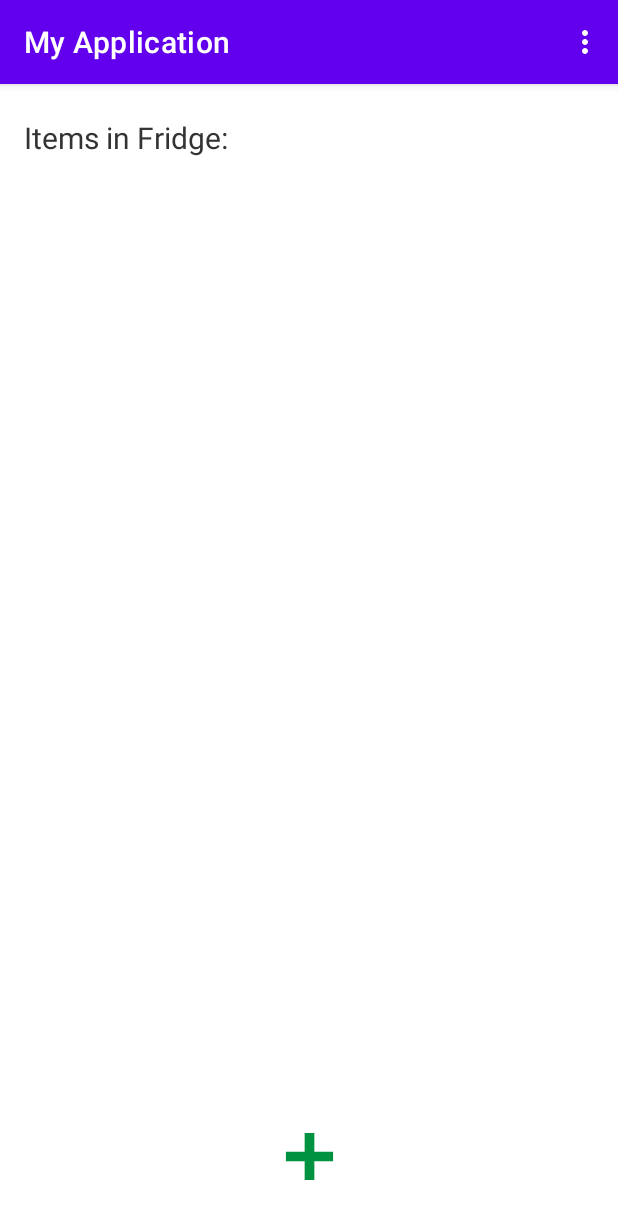
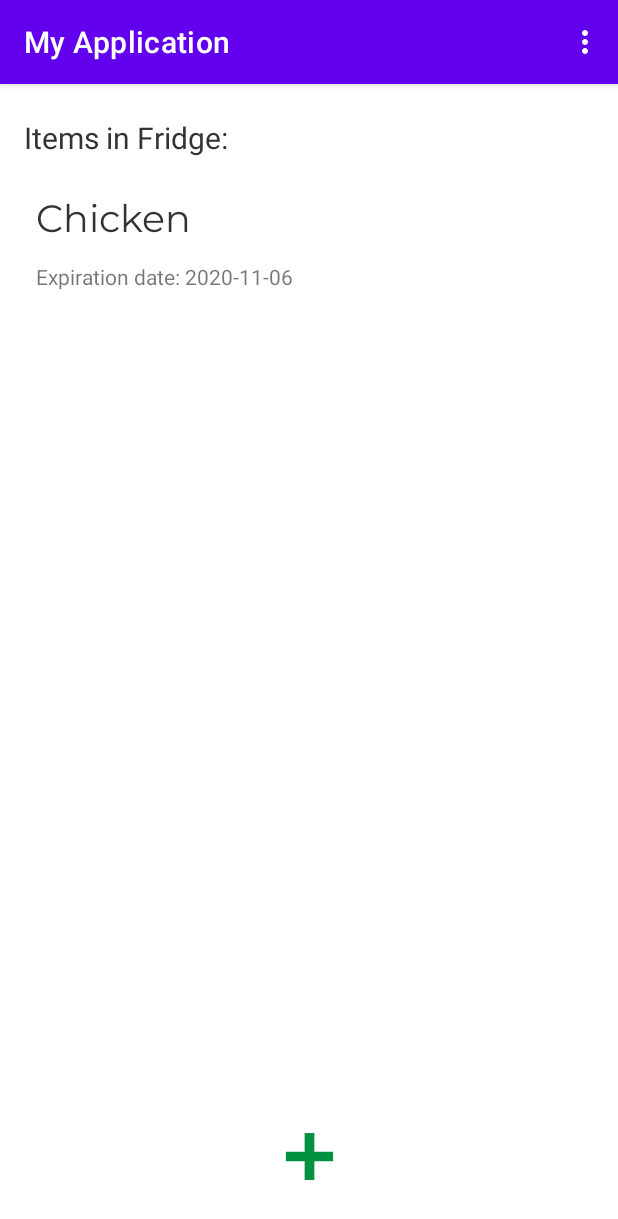
Before and after one commit to Rafalini/BHL_2k20, an Android app: the screen it shows after launch (MainActivity), on a phone screen of 412 x 824 dp. Shown: the top 1219 px of the screen. Run offline under Robolectric (Android 15) with nearby library versions, the phone set to English and light mode, and no system bars; Roboto replaces fonts that are not available here.

Commit message:
Created List, but only one item shows

```diff
--- /dev/null
+++ b/app/src/main/java/com/example/myapplication/FoodItemAdapter.java
@@ -0,0 +1,61 @@
+package com.example.myapplication;
+
+import android.content.Context;
+import android.view.LayoutInflater;
+import android.view.View;
+import android.view.ViewGroup;
+import android.widget.TextView;
+
+import androidx.annotation.NonNull;
+import androidx.recyclerview.widget.RecyclerView;
+
+import com.example.myapplication.models.FoodItem;
+
+import java.text.SimpleDateFormat;
+import java.util.List;
+
+public class FoodItemAdapter extends RecyclerView.Adapter<FoodItemAdapter.FoodItemViewHolder> {
+
+    private Context context;
+    private List<FoodItem> foodList;
+
+    public FoodItemAdapter(Context context, List<FoodItem> foodList) {
+        this.context = context;
+        this.foodList = foodList;
+    }
+
+    @NonNull
+    @Override
+    public FoodItemViewHolder onCreateViewHolder(@NonNull ViewGroup parent, int viewType) {
+        View view = LayoutInflater.from(context).inflate(R.layout.food_recycler_items, parent, false);
+        return new FoodItemViewHolder(view);
+    }
+
+    @Override
+    public void onBindViewHolder(@NonNull FoodItemViewHolder holder, int position) {
+        holder.foodItemName.setText(foodList.get(position).getName());
+        SimpleDateFormat dateFormat = new SimpleDateFormat("yyyy-MM-dd");
+        String date = dateFormat.format(foodList.get(position).getExpirationDate());
+        String dateText = "Expiration date: " + date;
+        holder.foodItemDate.setText(dateText);
+    }
+
+    @Override
+    public int getItemCount() {
+        return foodList.size();
+    }
+
+    public static class FoodItemViewHolder extends RecyclerView.ViewHolder {
+
+        TextView foodItemName;
+        TextView foodItemDate;
+
+        public FoodItemViewHolder(@NonNull View itemView) {
+            super(itemView);
+
+            foodItemName = itemView.findViewById(R.id.food_item_name);
+            foodItemDate = itemView.findViewById(R.id.food_item_date);
+        }
+    }
+
+}
--- a/app/src/main/java/com/example/myapplication/MainActivity.java
+++ b/app/src/main/java/com/example/myapplication/MainActivity.java
@@ -1,19 +1,37 @@
 package com.example.myapplication;
 
 import androidx.appcompat.app.AppCompatActivity;
+import androidx.recyclerview.widget.LinearLayoutManager;
+import androidx.recyclerview.widget.RecyclerView;
 
 import android.os.Bundle;
 import android.view.Menu;
 import android.view.MenuItem;
 import android.widget.Toast;
 
+import com.example.myapplication.models.FoodItem;
+
+import java.util.ArrayList;
+import java.util.Date;
+import java.util.List;
+
 
 public class MainActivity extends AppCompatActivity {
+
+    RecyclerView foodItemRecyclerView;
+    FoodItemAdapter foodItemAdapter;
 
     @Override
     protected void onCreate(Bundle savedInstanceState) {
         super.onCreate(savedInstanceState);
         setContentView(R.layout.activity_main);
+
+        List<FoodItem> foodItemList = new ArrayList<FoodItem>();
+        foodItemList.add(new FoodItem("Chicken", new Date(120,10,6)));
+        foodItemList.add(new FoodItem("Cheese", new Date(120,10,6)));
+        foodItemList.add(new FoodItem("Ham", new Date(120,10,6)));
+
+        getFoodItems(foodItemList);
     }
     @Override
     public boolean onCreateOptionsMenu(Menu menu) {
@@ -33,4 +51,12 @@ public class MainActivity extends AppCompatActivity {
         }
     }
 
+    private void getFoodItems(List<FoodItem> foodItemList) {
+        foodItemRecyclerView = findViewById(R.id.food_items_recycler);
+        foodItemAdapter = new FoodItemAdapter(this, foodItemList);
+        RecyclerView.LayoutManager layoutManager = new LinearLayoutManager(this, LinearLayoutManager.HORIZONTAL, false);
+        foodItemRecyclerView.setLayoutManager(layoutManager);
+        foodItemRecyclerView.setAdapter(foodItemAdapter);
+    }
+
 }
--- a/app/src/main/java/com/example/myapplication/SettingsActivity.java
+++ b/app/src/main/java/com/example/myapplication/SettingsActivity.java
@@ -5,12 +5,12 @@ import android.os.Bundle;
 import androidx.appcompat.app.AppCompatActivity;
 
 public class SettingsActivity extends AppCompatActivity {
-    @Override
-    protected void onCreate(Bundle savedInstanceState) {
-        super.onCreate(savedInstanceState);
-        getSupportFragmentManager()
-                .beginTransaction()
-                .replace(R.id.preferences, new SettingsFragment())
-                .commit();
-    }
+//    @Override
+//    protected void onCreate(Bundle savedInstanceState) {
+//        super.onCreate(savedInstanceState);
+//        getSupportFragmentManager()
+//                .beginTransaction()
+//                .replace(R.id.preferences, new SettingsFragment())
+//                .commit();
+//    }
 }
--- a/app/src/main/res/layout/activity_main.xml
+++ b/app/src/main/res/layout/activity_main.xml
@@ -34,6 +34,7 @@
         app:layout_constraintTop_toTopOf="parent" />
 
     <androidx.recyclerview.widget.RecyclerView
+        android:id="@+id/food_items_recycler"
         android:layout_width="fill_parent"
         android:layout_height="wrap_content"
         android:layout_marginStart="16dp"
--- a/app/src/main/res/layout/food_recycler_item.xml
+++ b/app/src/main/res/layout/food_recycler_items.xml
@@ -6,7 +6,7 @@
     android:layout_height="match_parent">
 
     <TextView
-        android:id="@+id/textView5"
+        android:id="@+id/food_item_name"
         android:layout_width="wrap_content"
         android:layout_height="wrap_content"
         android:layout_marginStart="8dp"
@@ -19,11 +19,11 @@
         app:layout_constraintTop_toTopOf="parent" />
 
     <TextView
-        android:id="@+id/textView6"
+        android:id="@+id/food_item_date"
         android:layout_width="wrap_content"
         android:layout_height="wrap_content"
         android:layout_marginTop="8dp"
         android:text="TextView"
-        app:layout_constraintStart_toStartOf="@+id/textView5"
-        app:layout_constraintTop_toBottomOf="@+id/textView5" />
+        app:layout_constraintStart_toStartOf="@+id/food_item_name"
+        app:layout_constraintTop_toBottomOf="@+id/food_item_name" />
 </androidx.constraintlayout.widget.ConstraintLayout>
```
